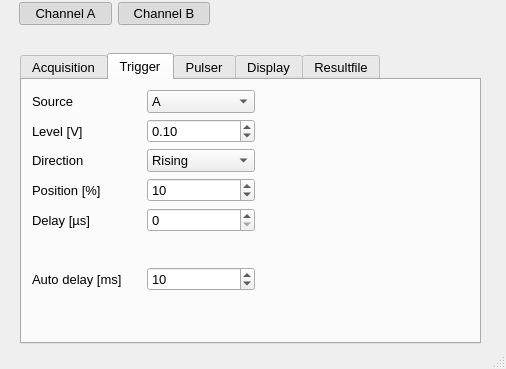
Qt form acquire_ultrasound/python/src/aquire_ultrasound_gui.ui (lars-usn/ultrasound_measurement) before a commit; both pictures show x 0 to 506 and y 237 to 606 of the 506 by 606 pixel window.
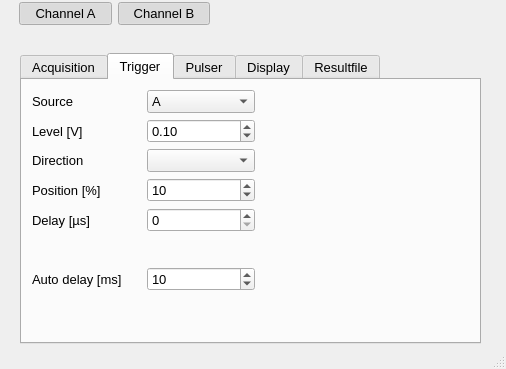
The same form after that commit. The open tabs and pages were chosen to show the change.

Patch:
```diff
--- a/acquire_ultrasound/python/src/aquire_ultrasound_gui.ui
+++ b/acquire_ultrasound/python/src/aquire_ultrasound_gui.ui
@@ -763,21 +763,11 @@
        <item row="2" column="1">
         <widget class="QComboBox" name="triggerModeComboBox">
          <property name="currentText">
-          <string>Rising</string>
+          <string/>
          </property>
          <property name="currentIndex">
-          <number>0</number>
+          <number>-1</number>
          </property>
-         <item>
-          <property name="text">
-           <string>Rising</string>
-          </property>
-         </item>
-         <item>
-          <property name="text">
-           <string>Falling</string>
-          </property>
-         </item>
         </widget>
        </item>
        <item row="4" column="1">
```
Left out of the diff: 21 changed lines with no effect on the pictures.
